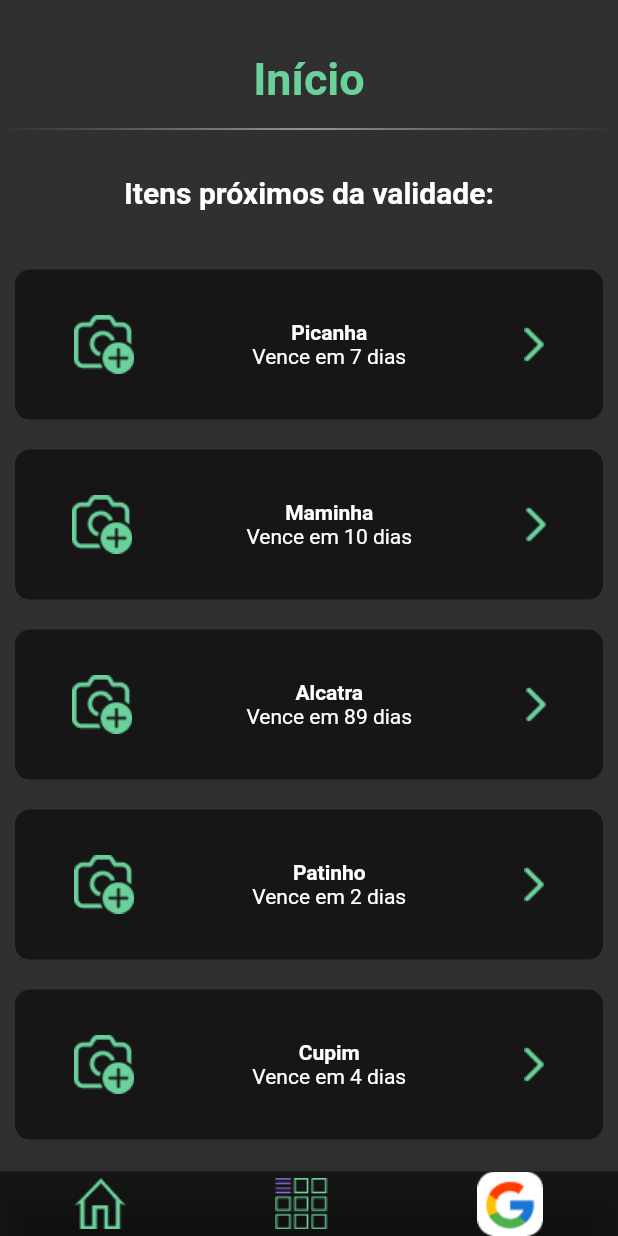
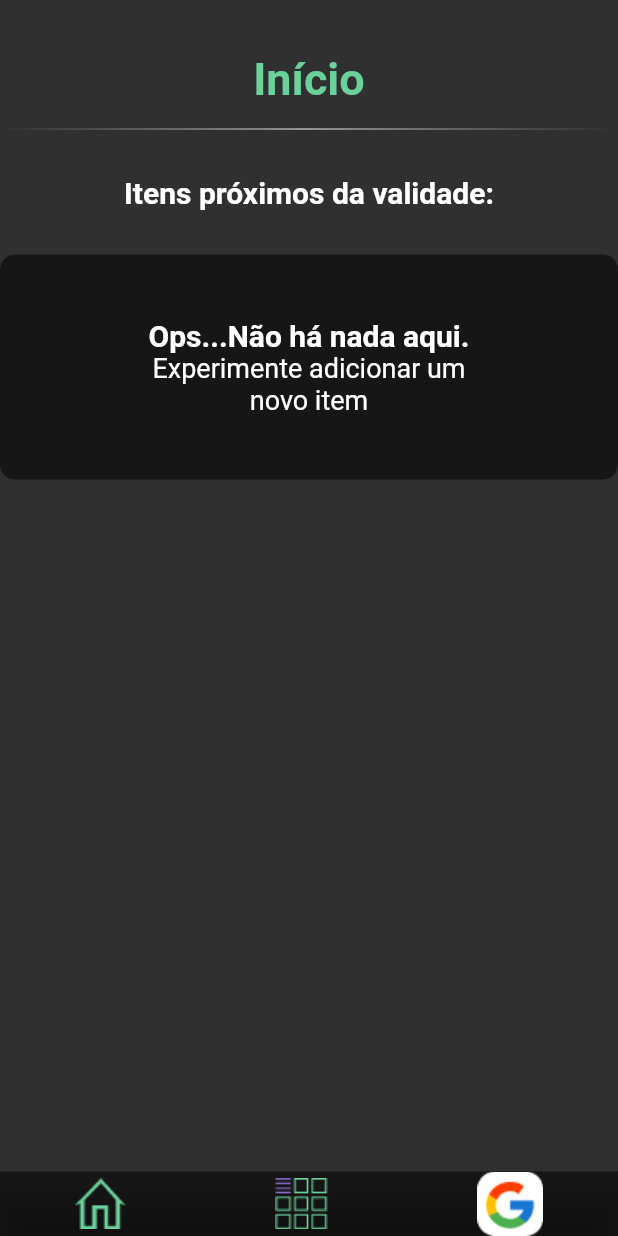
Before and after one commit to EnzoAGW/Slio-mobile-5, a Flutter app: the Home screen opened by its route, on a phone screen of 412 x 824 dp. Run offline on Flutter 3.47's test engine with Material 2 defaults, Android fonts, the phone set to English and light mode, and no system bars; our stand-ins replace easy_debounce.

Commit message:
Itens vazios

```diff
--- a/lib/main.dart
+++ b/lib/main.dart
@@ -1,4 +1,5 @@
 import 'package:flutter/material.dart';
+import 'package:mobile/src/components/404/InicioVazio.dart';
 import 'package:mobile/src/screens/home/home.dart';
 import 'package:mobile/src/screens/login/login.dart';
 import 'package:mobile/src/screens/recuperar-senha/confirmar-codigo.dart';
--- /dev/null
+++ b/lib/src/components/404/InicioVazio.dart
@@ -0,0 +1,25 @@
+import 'package:flutter/material.dart';
+
+class InicioVazio extends StatelessWidget {
+  const InicioVazio({Key? key}) : super(key: key);
+
+  @override
+  Widget build(BuildContext context) {
+    return Container(
+      height: 150,
+      decoration: BoxDecoration(
+        color: const Color.fromARGB(136, 0, 0, 0),
+        borderRadius: BorderRadius.circular(10),
+      ),
+      child:
+          Column(mainAxisAlignment: MainAxisAlignment.center, children: const [
+        Text(
+          'Ops...Não há nada aqui.',
+          style: TextStyle(fontSize: 20, fontWeight: FontWeight.bold),
+        ),
+        Text('Experimente adicionar um', style: TextStyle(fontSize: 18)),
+        Text('novo item', style: TextStyle(fontSize: 18)),
+      ]),
+    );
+  }
+}
--- a/lib/src/components/cads/cardHome.dart
+++ b/lib/src/components/cads/cardHome.dart
@@ -29,7 +29,7 @@ class _CardHomeState extends State<CardHome> {
             Column(mainAxisAlignment: MainAxisAlignment.center, children: [
               Text(
                 widget.nomeProduto,
-                style: TextStyle(fontWeight: FontWeight.w600),
+                style: const TextStyle(fontWeight: FontWeight.w600),
               ),
               Text('Vence em ${widget.validadeProduto} dias')
             ]),
--- a/lib/src/screens/home/home.dart
+++ b/lib/src/screens/home/home.dart
@@ -1,4 +1,5 @@
 import 'package:flutter/material.dart';
+import 'package:mobile/src/components/404/InicioVazio.dart';
 import 'package:mobile/src/components/cads/cardHome.dart';
 
 class Home extends StatefulWidget {
@@ -14,7 +15,7 @@ class _HomeState extends State<Home> {
     return Scaffold(
       body: Container(
         margin: const EdgeInsets.only(top: 20),
-        alignment: AlignmentDirectional.topCenter,
+        alignment: AlignmentDirectional.center,
         child: ListView(
           children: [
             const Padding(
@@ -40,26 +41,28 @@ class _HomeState extends State<Home> {
                   textAlign: TextAlign.center,
                   style: TextStyle(fontWeight: FontWeight.bold, fontSize: 20),
                 )),
-            CardHome(
-              nomeProduto: 'Picanha',
-              validadeProduto: '7',
-            ),
-            CardHome(
-              nomeProduto: 'Maminha',
-              validadeProduto: '10',
-            ),
-            CardHome(
-              nomeProduto: 'Alcatra',
-              validadeProduto: '89',
-            ),
-            CardHome(
-              nomeProduto: 'Patinho',
-              validadeProduto: '2',
-            ),
-            CardHome(
-              nomeProduto: 'Cupim',
-              validadeProduto: '4',
-            ),
+            const InicioVazio()
+
+            // CardHome(
+            //   nomeProduto: 'Picanha',
+            //   validadeProduto: '7',
+            // ),
+            // CardHome(
+            //   nomeProduto: 'Maminha',
+            //   validadeProduto: '10',
+            // ),
+            // CardHome(
+            //   nomeProduto: 'Alcatra',
+            //   validadeProduto: '89',
+            // ),
+            // CardHome(
+            //   nomeProduto: 'Patinho',
+            //   validadeProduto: '2',
+            // ),
+            // CardHome(
+            //   nomeProduto: 'Cupim',
+            //   validadeProduto: '4',
+            // ),
           ],
         ),
       ),
```
